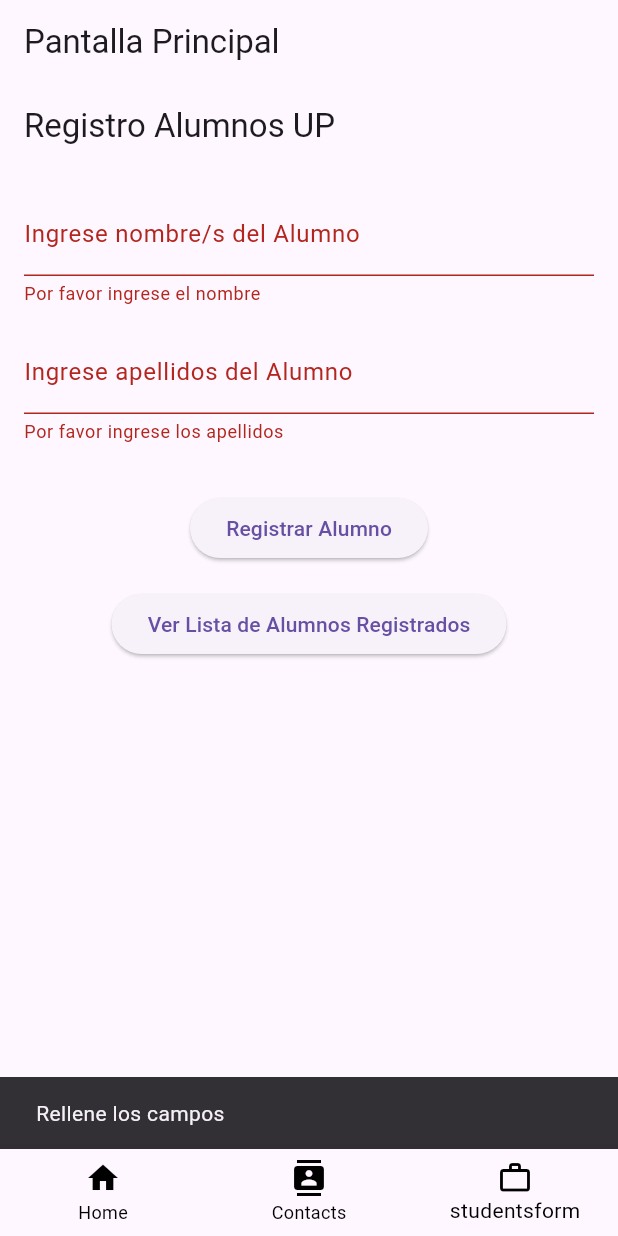
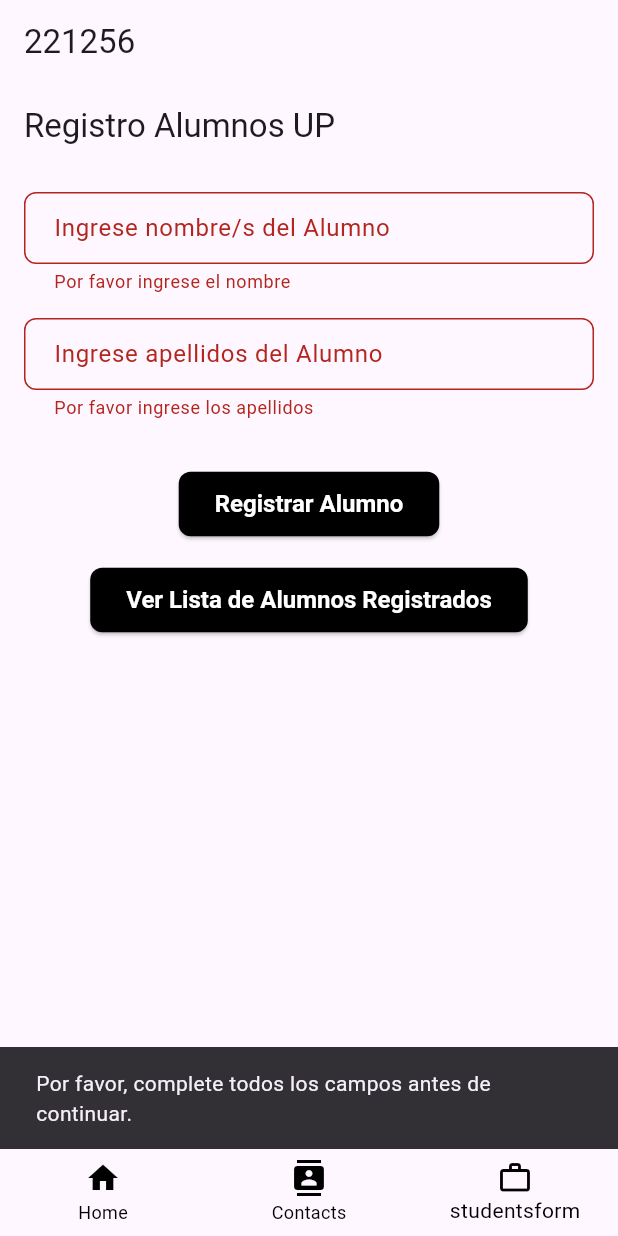
Before and after one commit to cristianOvando/TestFlutter, a Flutter app: the screen it shows after launch, item 3 of the bottom bar chosen, after a tap on "Registrar Alumno", on a phone screen of 412 x 824 dp. Run offline on Flutter 3.47's test engine with Material 3 defaults, Android fonts, the phone set to English and light mode, and no system bars.

Commit message:
[add]implementation of the topics seen

```diff
--- a/lib/main.dart
+++ b/lib/main.dart
@@ -9,10 +9,12 @@ void main() {
 }
 
 class MyApp extends StatelessWidget {
+  const MyApp({super.key});
+
   @override
   Widget build(BuildContext context) {
     return MaterialApp(
-      title: 'Proyecto Flutter',
+      title: 'Test Flutter',
       theme: ThemeData(
         primarySwatch: Colors.blue,
       ),
@@ -20,7 +22,7 @@ class MyApp extends StatelessWidget {
       initialRoute: '/home',
       routes: {
         '/home': (context) => HomeScreen(),
-        '/contacts': (context) => ContactsScreen(),
+        '/contacts': (context) => const ContactsScreen(),
         '/studentform': (context) => StudentForm(),
         '/studentlist': (context) => StudentList(),
       },
--- a/lib/screnn/StudentForm.dart
+++ b/lib/screnn/StudentForm.dart
@@ -1,8 +1,57 @@
 import 'package:flutter/material.dart';
 import 'package:http/http.dart' as http;
 import 'dart:convert';
+import 'dart:io';
+
+class ButtonStyleClass {
+  static ButtonStyle blackButtonStyle(BuildContext context) {
+    return ElevatedButton.styleFrom(
+      backgroundColor: Colors.black,
+      padding: const EdgeInsets.symmetric(horizontal: 24, vertical: 12),
+      shape: RoundedRectangleBorder(
+        borderRadius: BorderRadius.circular(8),
+      ),
+      textStyle: const TextStyle(
+        fontSize: 16,
+        fontWeight: FontWeight.bold,
+        color: Colors.white,
+      ),
+    );
+  }
+}
+
+class TextFieldClass extends StatelessWidget {
+  final String labelText;
+  final FormFieldSetter<String>? onSaved;
+  final FormFieldValidator<String>? validator;
+
+  const TextFieldClass({
+    Key? key,
+    required this.labelText,
+    this.onSaved,
+    this.validator,
+  }) : super(key: key);
+
+  @override
+  Widget build(BuildContext context) {
+    return TextFormField(
+      decoration: InputDecoration(
+        labelText: labelText,
+        border: OutlineInputBorder(
+          borderRadius: BorderRadius.circular(8),
+        ),
+        contentPadding:
+            const EdgeInsets.symmetric(vertical: 12, horizontal: 16),
+      ),
+      onSaved: onSaved,
+      validator: validator,
+    );
+  }
+}
 
 class StudentForm extends StatefulWidget {
+  const StudentForm({super.key});
+
   @override
   _StudentFormState createState() => _StudentFormState();
 }
@@ -11,70 +60,79 @@ class _StudentFormState extends State<StudentForm> {
   final _formKey = GlobalKey<FormState>();
   String? _name;
   String? _lastName;
+  bool _isLoading = false;
 
-  // Función para enviar los datos a la API
   Future<void> _registerStudent() async {
     if (_formKey.currentState!.validate()) {
       _formKey.currentState!.save();
 
-      // URL de la API (actualiza el puerto si es necesario)
-      final url = Uri.parse('http://192.168.56.1:3000/api/student');
+      setState(() {
+        _isLoading = true;
+      });
 
-      // Datos a enviar
+      final url = Uri.parse(
+          'http://10.0.2.2:5001/api/student');
       final body = json.encode({
         'name': _name,
         'last_name': _lastName,
       });
 
       try {
-        // Enviamos la solicitud POST
-        final response = await http.post(
-          url,
-          headers: {'Content-Type': 'application/json'},
-          body: body,
-        );
+        final response = await http
+            .post(
+              url,
+              headers: {'Content-Type': 'application/json'},
+              body: body,
+            )
+            .timeout(const Duration(seconds: 10));
 
-        // Manejo de los códigos de estado 200 y 201
+        setState(() {
+          _isLoading = false;
+        });
+
         if (response.statusCode == 201 || response.statusCode == 200) {
-          // Registro exitoso
-          ScaffoldMessenger.of(context).showSnackBar(
-            SnackBar(content: Text('Registro Exitoso')),
-          );
+          _showSnackBar('Registro Exitoso');
         } else {
-          // Fallo en el registro
-          ScaffoldMessenger.of(context).showSnackBar(
-            SnackBar(content: Text('Error al registrar el estudiante')),
-          );
+          _showSnackBar('Error al registrar el estudiante. Código: ${response.statusCode}');
         }
+      } on SocketException catch (_) {
+        setState(() {
+          _isLoading = false;
+        });
+        _showSnackBar('El servidor no responde, por favor intente de nuevo más tarde.');
       } catch (error) {
-        // Manejo de errores de conexión
-        ScaffoldMessenger.of(context).showSnackBar(
-          SnackBar(content: Text('Error de conexión')),
-        );
+        setState(() {
+          _isLoading = false;
+        });
+        _showSnackBar('No se pudo conectar con el servidor. Error: $error');
       }
     } else {
-      // Si la validación falla, mostramos un mensaje de error
-      ScaffoldMessenger.of(context).showSnackBar(
-        SnackBar(content: Text('Rellene los campos')),
-      );
+      _showSnackBar('Por favor, complete todos los campos antes de continuar.');
     }
+  }
+
+  void _showSnackBar(String message) {
+    final snackBar = SnackBar(
+      content: Text(message),
+      duration: const Duration(seconds: 3),
+    );
+    ScaffoldMessenger.of(context).showSnackBar(snackBar);
   }
 
   @override
   Widget build(BuildContext context) {
     return Scaffold(
       appBar: AppBar(
-        title: Text('Registro Alumnos UP'),
+        title: const Text('Registro Alumnos UP'),
       ),
-      body: Padding(
+      body: SingleChildScrollView(
         padding: const EdgeInsets.all(16.0),
         child: Form(
           key: _formKey,
           child: Column(
             children: [
-              TextFormField(
-                decoration:
-                InputDecoration(labelText: 'Ingrese nombre/s del Alumno'),
+              TextFieldClass(
+                labelText: 'Ingrese nombre/s del Alumno',
                 validator: (value) {
                   if (value == null || value.isEmpty) {
                     return 'Por favor ingrese el nombre';
@@ -85,10 +143,9 @@ class _StudentFormState extends State<StudentForm> {
                   _name = value;
                 },
               ),
-              SizedBox(height: 16),
-              TextFormField(
-                decoration:
-                InputDecoration(labelText: 'Ingrese apellidos del Alumno'),
+              const SizedBox(height: 16),
+              TextFieldClass(
+                labelText: 'Ingrese apellidos del Alumno',
                 validator: (value) {
                   if (value == null || value.isEmpty) {
                     return 'Por favor ingrese los apellidos';
@@ -99,17 +156,23 @@ class _StudentFormState extends State<StudentForm> {
                   _lastName = value;
                 },
               ),
-              SizedBox(height: 32),
+              const SizedBox(height: 32),
+              _isLoading
+                  ? const CircularProgressIndicator()
+                  : ElevatedButton(
+                      style: ButtonStyleClass.blackButtonStyle(context),
+                      onPressed: _registerStudent,
+                      child: const Text('Registrar Alumno',
+                          style: TextStyle(color: Colors.white)),
+                    ),
+              const SizedBox(height: 16),
               ElevatedButton(
-                onPressed: _registerStudent,
-                child: Text('Registrar Alumno'),
-              ),
-              SizedBox(height: 16),
-              ElevatedButton(
+                style: ButtonStyleClass.blackButtonStyle(context),
                 onPressed: () {
-                  Navigator.pushNamed(context, '/student_list'); // Navegar a la lista de estudiantes
+                  Navigator.pushNamed(context, '/studentlist');
                 },
-                child: Text('Ver Lista de Alumnos Registrados'),
+                child: const Text('Ver Lista de Alumnos Registrados',
+                    style: TextStyle(color: Colors.white)),
               ),
             ],
           ),
--- a/lib/screnn/home.dart
+++ b/lib/screnn/home.dart
@@ -4,6 +4,8 @@ import 'package:testflutter/screnn/StudentForm.dart';
 import 'package:url_launcher/url_launcher.dart';
 
 class HomeScreen extends StatefulWidget {
+  const HomeScreen({super.key});
+
   @override
   _HomeScreenState createState() => _HomeScreenState();
 }
@@ -19,11 +21,11 @@ class _HomeScreenState extends State<HomeScreen> {
       child: Column(
         mainAxisAlignment: MainAxisAlignment.center,
         children: [
-          Text(
+          const Text(
             'Cristian Ovando Gómez',
             style: TextStyle(fontSize: 24, fontWeight: FontWeight.bold),
           ),
-          SizedBox(height: 20),
+          const SizedBox(height: 20),
           ElevatedButton(
             onPressed: () async {
               final Uri url =
@@ -32,13 +34,13 @@ class _HomeScreenState extends State<HomeScreen> {
                 throw 'No se pudo abrir el enlace $url';
               }
             },
-            child: Text('Visitar mi repositorio'),
+            child: const Text('Visitar mi repositorio'),
           ),
-          SizedBox(height: 20),
+          const SizedBox(height: 20),
         ],
       ),
     ),
-    ContactsScreen(),
+    const ContactsScreen(),
     StudentForm()
   ];
 
@@ -51,7 +53,7 @@ class _HomeScreenState extends State<HomeScreen> {
   @override
   Widget build(BuildContext context) {
     return Scaffold(
-      appBar: AppBar(title: Text('Pantalla Principal')),
+      appBar: AppBar(title: const Text('221256')),
       body: _screens[_selectedIndex],
       bottomNavigationBar: BottomNavigationBar(
         currentIndex: _selectedIndex,
```
Also changed, not shown: lib/screnn/StudentList.dart (+79 -36 lines), lib/screnn/contacts.dart (+5 -11 lines).
